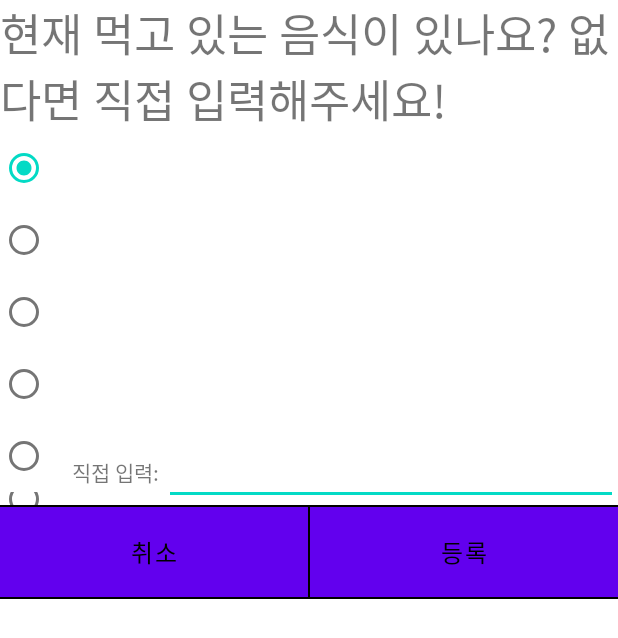
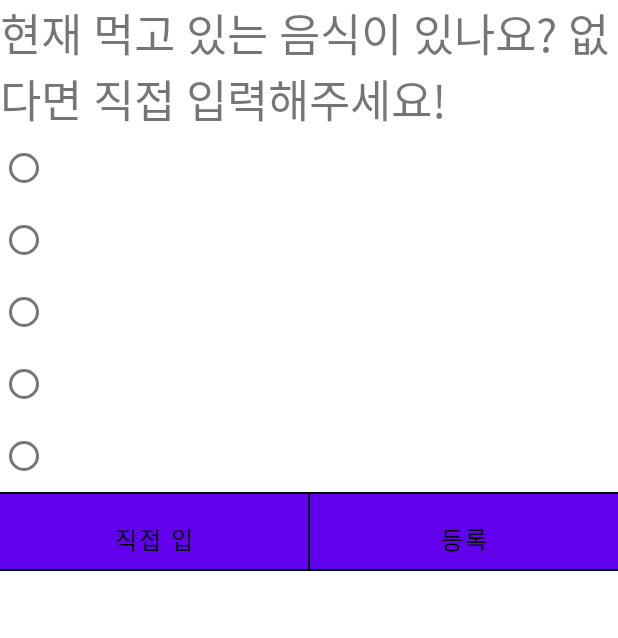
Before and after one commit to Kim-JuYong/PigFarm, an Android app: the layout food_name_select_dialog_fragment.xml on its own in the app's theme, with its tools: preview values and no code run, on a phone screen of 412 x 824 dp. Shown: the top 638 px of the screen. Run offline under Robolectric (Android 15) with nearby library versions, the light colour scheme and no system bars.

Commit message:
radioButton

```diff
--- a/PigFarm/app/src/main/java/com/example/pigfarm/MyMarkerView.java
+++ b/PigFarm/app/src/main/java/com/example/pigfarm/MyMarkerView.java
@@ -1,4 +1,4 @@
-/*package com.example.pigfarm;
+package com.example.pigfarm;
 
 import android.content.Context;
 import android.widget.TextView;
@@ -37,4 +37,4 @@ public class MyMarkerView extends MarkerView {
         // this will cause the marker-view to be above the selected value
         return -getHeight();
     }
-}*/
+}
--- a/PigFarm/app/src/main/java/com/example/pigfarm/MypageFragment.java
+++ b/PigFarm/app/src/main/java/com/example/pigfarm/MypageFragment.java
@@ -1,4 +1,4 @@
-/*package com.example.pigfarm;
+package com.example.pigfarm;
 
 import android.content.Context;
 import android.graphics.Color;
@@ -216,4 +216,4 @@ public class MypageFragment extends Fragment {
         ct_output.setData(data);
     }
 
-}*/
+}
--- a/PigFarm/app/src/main/res/layout/food_name_select_dialog_fragment.xml
+++ b/PigFarm/app/src/main/res/layout/food_name_select_dialog_fragment.xml
@@ -15,12 +15,11 @@
         <RadioGroup
             android:id="@+id/select_group"
             android:layout_width="wrap_content"
-            android:layout_height="match_parent">
+            android:layout_height="wrap_content">
             <RadioButton
                 android:id="@+id/select_box1"
                 android:layout_width="wrap_content"
-                android:layout_height="wrap_content"
-                android:checked="true"/>
+                android:layout_height="wrap_content"/>
             <RadioButton
                 android:id="@+id/select_box2"
                 android:layout_width="wrap_content"
@@ -37,58 +36,10 @@
                 android:id="@+id/select_box5"
                 android:layout_width="wrap_content"
                 android:layout_height="wrap_content" />
-            <RadioButton
-                android:id="@+id/select_box6"
-                android:layout_width="wrap_content"
-                android:layout_height="wrap_content" />
+
         </RadioGroup>
-        <LinearLayout
-            android:layout_width="match_parent"
-            android:layout_height="wrap_content"
-            android:orientation="vertical">
-            <TextView
-                android:id="@+id/select_name1"
-                android:layout_width="match_parent"
-                android:layout_height="wrap_content"
-                android:textSize="30sp"/>
-            <TextView
-                android:id="@+id/select_name2"
-                android:layout_width="match_parent"
-                android:layout_height="wrap_content"
-                android:textSize="30sp"/>
-            <TextView
-                android:id="@+id/select_name3"
-                android:layout_width="match_parent"
-                android:layout_height="wrap_content"
-                android:textSize="30sp"/>
-            <TextView
-                android:id="@+id/select_name4"
-                android:layout_width="match_parent"
-                android:layout_height="wrap_content"
-                android:textSize="30sp"/>
-            <TextView
-                android:id="@+id/select_name5"
-                android:layout_width="match_parent"
-                android:layout_height="wrap_content"
-                android:textSize="30sp"/>
-            <LinearLayout
-                android:layout_width="match_parent"
-                android:layout_height="wrap_content"
-                android:orientation="horizontal">
-                <TextView
-                    android:id="@+id/select_name6"
-                    android:layout_width="wrap_content"
-                    android:layout_height="wrap_content"
-                    android:text="직접 입력: "/>
-
-                <EditText
-                    android:layout_width="match_parent"
-                    android:layout_height="wrap_content"/>
-        </LinearLayout>
     </LinearLayout>
 
-
-    </LinearLayout>
     <View
         android:layout_width="match_parent"
         android:layout_height="1dp"
@@ -96,7 +47,7 @@
 
     <LinearLayout
         android:layout_width="match_parent"
-        android:layout_height="60dp"
+        android:layout_height="50dp"
         android:orientation="horizontal">
 
         <Button
@@ -105,7 +56,7 @@
             android:layout_height="60dp"
             android:layout_weight="1"
             android:gravity="center"
-            android:text="취소"
+            android:text="직접 입"
             android:textColor="#000000"
             android:textSize="16sp"
             android:background="#ffffff"/>
@@ -114,7 +65,6 @@
             android:layout_width="1dp"
             android:layout_height="match_parent"
             android:background="#000000" />
-
         <Button
             android:id="@+id/select_register"
             android:layout_width="match_parent"
```
Also changed, not shown: PigFarm/app/src/main/java/com/example/pigfarm/MainActivity.java (+18 -41 lines).
